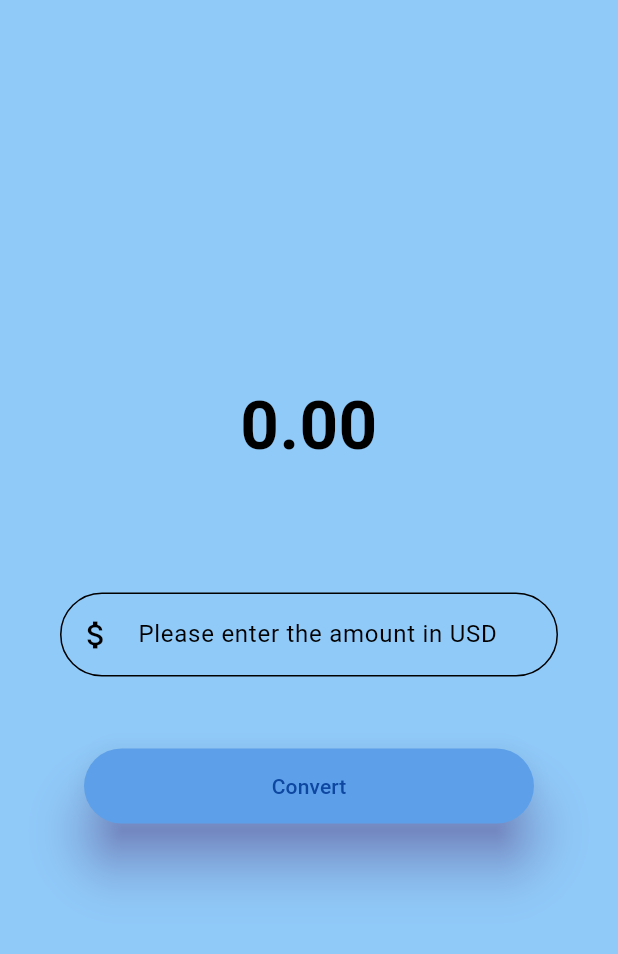
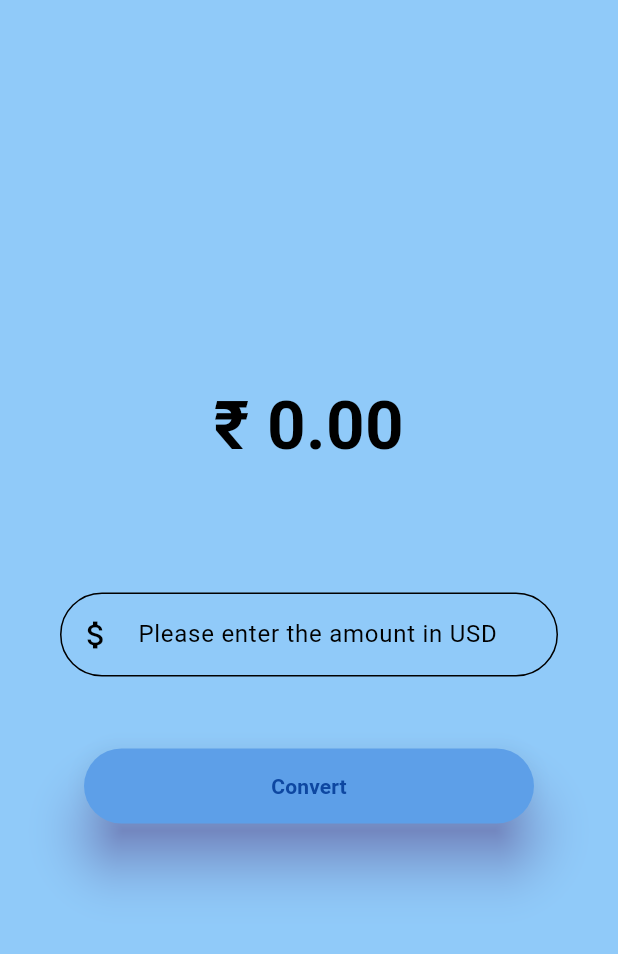
Before and after one commit to VasuBhakt/Flutter-Learning-Projects, a Flutter app: the screen it shows after launch, on a phone screen of 412 x 824 dp, the part 84-1038 px from its top. Run offline on Flutter 3.47's test engine with Material 3 defaults, Android fonts, the phone set to English and light mode, and no system bars.

Commit message:
rupee sign added

```diff
--- a/currency_convert/lib/pages/currency_convert_material_page.dart
+++ b/currency_convert/lib/pages/currency_convert_material_page.dart
@@ -38,7 +38,7 @@ class _CurrencyConvertMaterialPageState
               margin: const EdgeInsets.all(25.0),
               child: Text(
                 //result.toString(),
-                result.toStringAsFixed(2),
+                '\u{20B9} ${result.toStringAsFixed(2)}',
                 textAlign: TextAlign.center,
                 style: TextStyle(
                   fontSize: 45,
@@ -97,7 +97,9 @@ class _CurrencyConvertMaterialPageState
                   //shape: WidgetStatePropertyAll(CircleBorder()),
                   elevation: WidgetStatePropertyAll(15),
                 ),
-                child: Text("Convert"),
+                child: Text("Convert",style: TextStyle(
+                  fontWeight: FontWeight.bold
+                ),),
               ),
             ),
           ],
```
